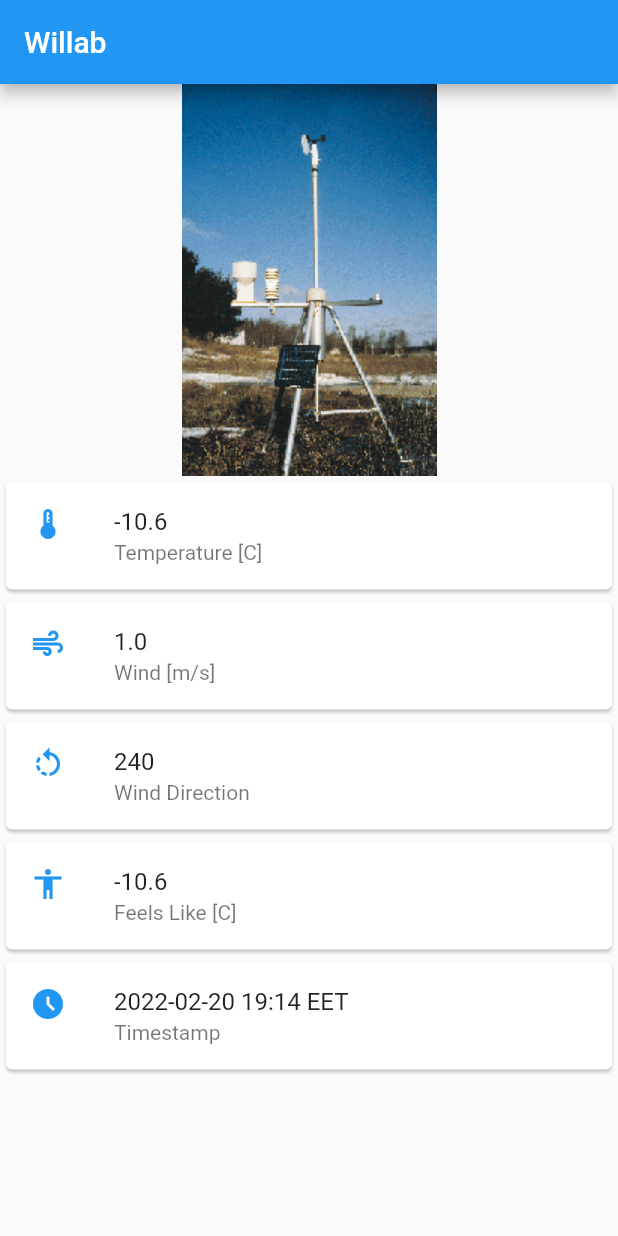
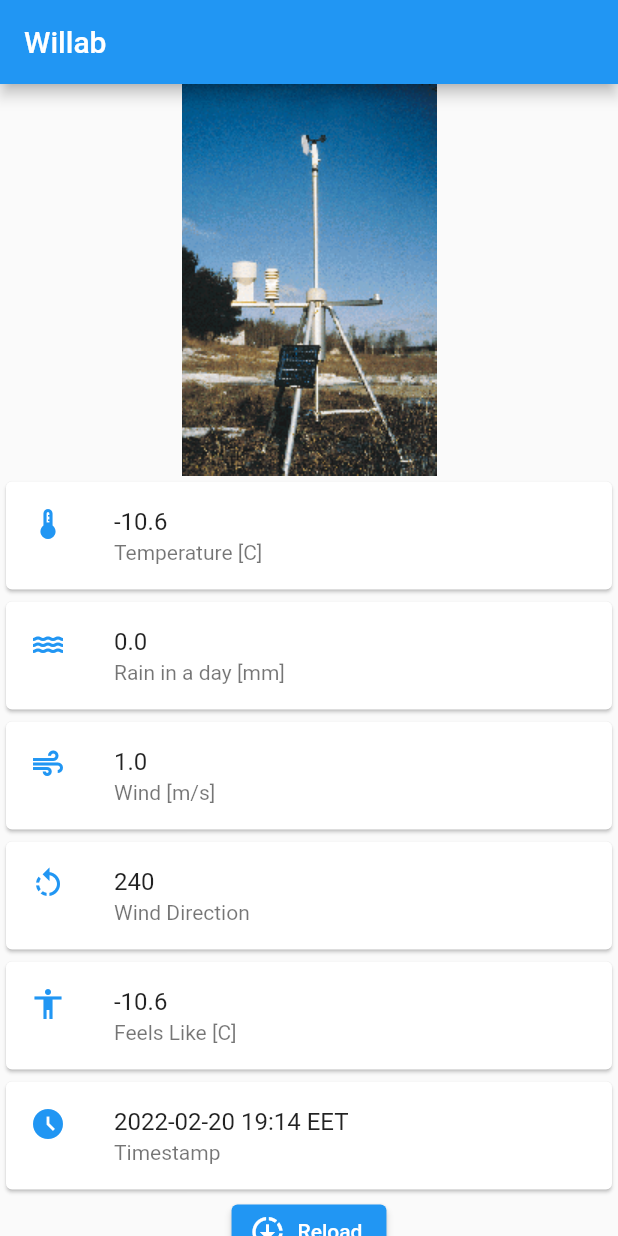
Before and after one commit to Flutterprojekti2022/Weather-app, a Flutter app: the screen it shows after launch, on a phone screen of 412 x 824 dp. Run offline on Flutter 3.47's test engine with Material 2 defaults, Android fonts, the phone set to English and light mode, and no system bars.

Commit message:
rain data and reload button

```diff
--- a/lib/station.dart
+++ b/lib/station.dart
@@ -21,17 +21,11 @@ class Station extends StatelessWidget {
   }
 }
 
-class WeatherBody extends StatefulWidget {
-  const WeatherBody({Key? key}) : super(key: key);
-
-  @override
-  _WeatherBodyState createState() => _WeatherBodyState();
-}
-
-class _WeatherBodyState extends State<WeatherBody> {
+class WeatherBody extends StatelessWidget {
   @override
   Widget build(BuildContext context) {
     var weather = fetchWeather();
+
     return FutureBuilder(
       future: weather,
       builder: (BuildContext context, AsyncSnapshot snapshot) {
@@ -45,6 +39,11 @@ class _WeatherBodyState extends State<WeatherBody> {
                 snapshot.data['tempnow'].toString(),
                 'Temperature [C]',
                 Icons.thermostat,
+              ),
+              StationCard(
+                snapshot.data['precipitation1d'].toString(),
+                'Rain in a day [mm]',
+                Icons.water,
               ),
               StationCard(
                 snapshot.data['windspeed'].toString(),
@@ -66,6 +65,15 @@ class _WeatherBodyState extends State<WeatherBody> {
                 'Timestamp',
                 Icons.access_time_filled,
               ),
+              ElevatedButton.icon(
+                onPressed: fetchWeather,
+                icon: const Icon(
+                  Icons.downloading,
+                ),
+                label: const Text(
+                  'Reload',
+                ),
+              )
             ],
           );
         } else if (snapshot.hasError) {
```
